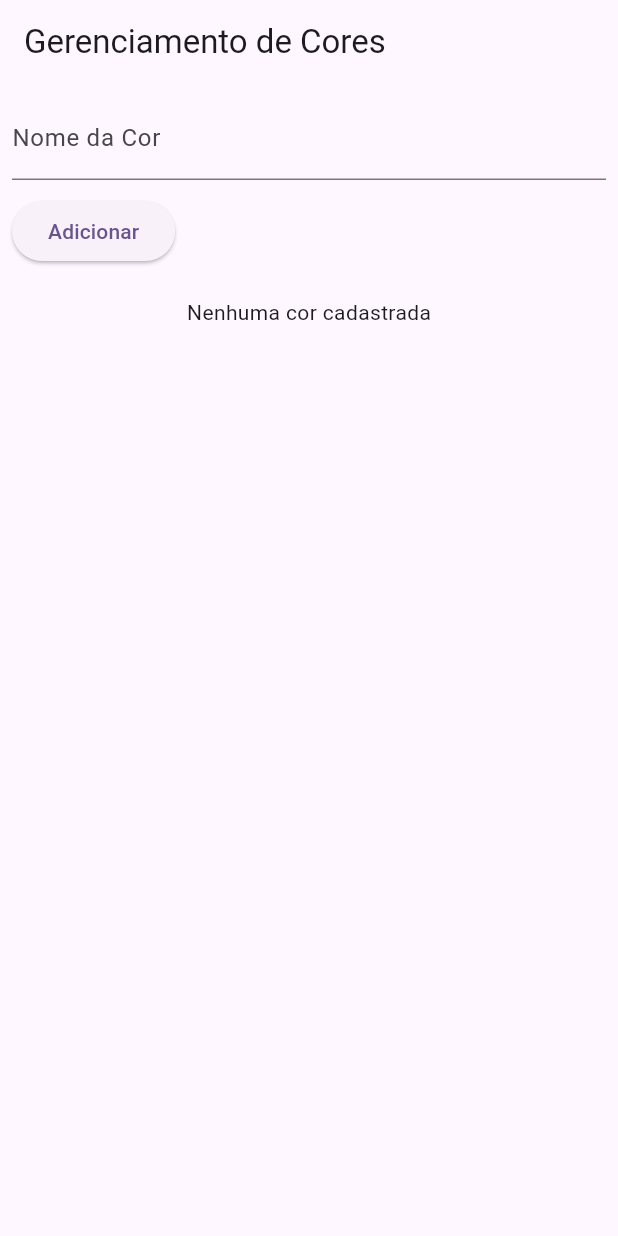
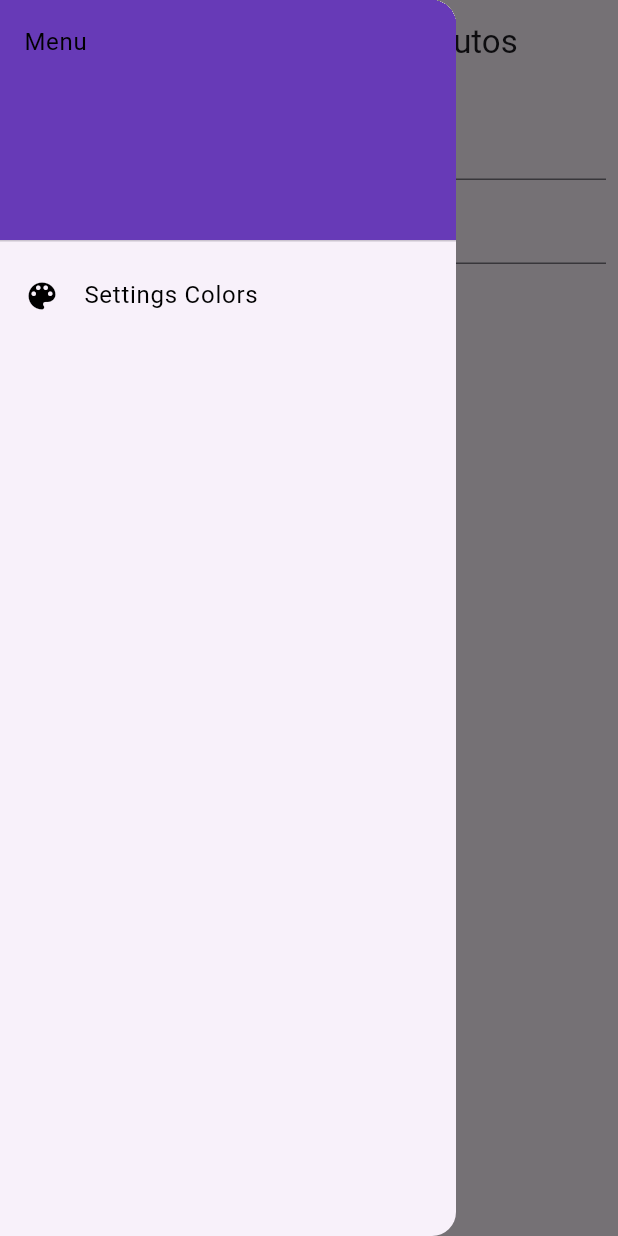
Before and after one commit to Dorcaschagas/drift_orm, a Flutter app: the screen it shows after launch, with the side drawer open (before the commit the screen has no drawer), on a phone screen of 412 x 824 dp. Run offline on Flutter 3.47's test engine with Material 3 defaults, Android fonts, the phone set to English and light mode, and no system bars; our stand-ins replace drift, sqflite; accounts and stored records are empty; generated files the repository leaves out were written again.

Commit message:
produtos acrescentados

```diff
--- a/lib/controller/cor_controller.dart
+++ b/lib/controller/cor/cor_controller.dart
@@ -1,7 +1,7 @@
 import 'package:drift/drift.dart';
 import 'package:flutter/material.dart';
-import '../repository/cor_repository.dart';
-import '../database/app_database.dart';
+import '../../repository/cor/cor_repository.dart';
+import '../../database/app_database.dart';
 
 class CorController {
   final CorRepository _repository;
--- /dev/null
+++ b/lib/controller/produto/produto_controller.dart
@@ -0,0 +1,45 @@
+import 'package:drift_orm/database/app_database.dart';
+import 'package:drift_orm/repository/produto/produto_repository.dart';
+import 'package:flutter/material.dart';
+
+class ProdutoController {
+  final ProdutoRepository _repository;
+  TextEditingController nomeController = TextEditingController();
+  TextEditingController precoController = TextEditingController();
+  int? pkProdutoEdit;
+  int? fkCor;
+
+  ProdutoController(this._repository);
+
+  void limparCampos() {
+    nomeController.clear();
+    precoController.clear();
+  }
+
+  void preencherCampos(Produto produto) {
+    nomeController.text = produto.nome;
+    precoController.text = produto.preco.toString();
+    pkProdutoEdit = produto.pkproduto;
+    fkCor = produto.fkCor;
+  }
+
+  Future<void> addProduto(String nome, double preco, int fkCor) async {
+    final produto = Produto(nome: nome, preco: preco, fkCor: fkCor, pkproduto: 0);
+    await _repository.insertProduto(produto);
+    limparCampos();
+  }
+
+  Future<List<Produto>> fetchProdutos() async {
+    return await _repository.getAllProdutos();
+  }
+
+  Future<void> updateProduto(pkProdutoEdit) async {
+    final produto = Produto(pkproduto: pkProdutoEdit, nome: nomeController.text, preco: double.parse(precoController.text), fkCor: fkCor!);
+    await _repository.updateProduto(produto);
+    limparCampos();
+  }
+
+  Future<void> deleteProduto(int pkproduto) async {
+    await _repository.deleteProduto(pkproduto);
+  }
+}
--- a/lib/database/app_database.dart
+++ b/lib/database/app_database.dart
@@ -2,19 +2,20 @@ import 'dart:io';
 
 import 'package:drift/drift.dart';
 import 'package:drift/native.dart';
+import 'package:drift_orm/dto/produto/produto_dto.dart';
 import 'package:path_provider/path_provider.dart';
 import 'package:sqflite/sqflite.dart' as sqflite;
 import 'package:path/path.dart' as p;
-import '../dto/cor.dart';
+import '../dto/cor/cor.dart';
 
 part 'app_database.g.dart';
 
-@DriftDatabase(tables: [Cores])
+@DriftDatabase(tables: [Cores, Produtos])
 class AppDatabase extends _$AppDatabase {
   AppDatabase() : super(_openConnection());
 
   @override
-  int get schemaVersion => 1;
+  int get schemaVersion => 2;
 }
 
 LazyDatabase _openConnection() {
--- /dev/null
+++ b/lib/dto/produto/produto_dto.dart
@@ -0,0 +1,11 @@
+import 'package:drift/drift.dart';
+
+class Produtos extends Table {
+  IntColumn get pkproduto => integer().autoIncrement()();
+  TextColumn get nome => text().withLength(min: 1, max: 50)();
+  RealColumn get preco => real()();
+
+  // Foreign Key referenciando a tabela de cores
+  IntColumn get fkCor =>
+      integer().customConstraint('REFERENCES cores(pkcor)')();
+}
--- a/lib/main.dart
+++ b/lib/main.dart
@@ -1,4 +1,4 @@
-import 'package:drift_orm/view/cor_view.dart';
+import 'package:drift_orm/view/produto/produto_view.dart';
 import 'package:flutter/material.dart';
 
 void main() {
@@ -16,7 +16,8 @@ class MyApp extends StatelessWidget {
         colorScheme: ColorScheme.fromSeed(seedColor: Colors.deepPurple),
         useMaterial3: true,
       ),
-      home: CorView(),
+      home: const ProdutoView(),
+      // home: CorView(),
     );
   }
 }
--- a/lib/repository/cor_repository.dart
+++ b/lib/repository/cor/cor_repository.dart
@@ -1,4 +1,4 @@
-import '../database/app_database.dart';
+import '../../database/app_database.dart';
 
 class CorRepository {
   final AppDatabase _db;
--- /dev/null
+++ b/lib/repository/produto/produto_repository.dart
@@ -0,0 +1,13 @@
+import 'package:drift_orm/database/app_database.dart';
+
+class ProdutoRepository {
+  final AppDatabase db;
+
+  ProdutoRepository(this.db);
+  Future<List<Produto>> getAllProdutos() => db.select(db.produtos).get();
+  Future insertProduto(Produto produto) => db.into(db.produtos).insert(produto);
+  Future updateProduto(Produto produto) =>
+      db.update(db.produtos).replace(produto);
+  Future deleteProduto(int id) =>
+      (db.delete(db.produtos)..where((tbl) => tbl.pkproduto.equals(id))).go();
+}
--- a/lib/view/cor_view.dart
+++ b/lib/view/cor/cor_view.dart
@@ -1,10 +1,10 @@
 import 'package:flutter/material.dart';
-import '../controller/cor_controller.dart';
-import '../database/app_database.dart';
-import '../repository/cor_repository.dart';
+import '../../controller/cor/cor_controller.dart';
+import '../../database/app_database.dart';
+import '../../repository/cor/cor_repository.dart';
 
 class CorView extends StatefulWidget {
-  const CorView({Key? key}) : super(key: key);
+  const CorView({super.key});
 
   @override
   _CorViewState createState() => _CorViewState();
--- /dev/null
+++ b/lib/view/menu/menu_app.dart
@@ -0,0 +1,40 @@
+import 'package:drift_orm/view/cor/cor_view.dart';
+import 'package:flutter/foundation.dart';
+import 'package:flutter/material.dart';
+
+class MenuApp extends StatelessWidget {
+  const MenuApp({super.key});
+
+  @override
+  Widget build(BuildContext context) {
+    return Drawer(
+      child: ListView(
+        padding: EdgeInsets.zero,
+        children: <Widget>[
+          const DrawerHeader(
+            decoration: BoxDecoration(color: Colors.deepPurple),
+            child: Text(
+              "Menu",
+              style: TextStyle(color: Colors.black),
+            ),
+          ),
+          ListTile(
+            leading: const Icon(
+              Icons.color_lens,
+              color: Colors.black,
+            ),
+            title: const Text(
+              "Settings Colors",
+              style: TextStyle(color: Colors.black),
+            ),
+            onTap: (){
+              Navigator.push(context, MaterialPageRoute(builder:(context) {
+                return const CorView();
+              },));
+            },
+          ),
+        ],
+      ),
+    );
+  }
+}
--- /dev/null
+++ b/lib/view/produto/produto_view.dart
@@ -0,0 +1,158 @@
+// view/produto_view.dart
+import 'package:drift_orm/controller/cor/cor_controller.dart';
+import 'package:drift_orm/controller/produto/produto_controller.dart';
+import 'package:drift_orm/database/app_database.dart';
+import 'package:drift_orm/repository/cor/cor_repository.dart';
+import 'package:drift_orm/repository/produto/produto_repository.dart';
+import 'package:drift_orm/view/menu/menu_app.dart';
+import 'package:flutter/material.dart';
+
+class ProdutoView extends StatefulWidget {
+  const ProdutoView({super.key});
+
+  @override
+  _ProdutoViewState createState() => _ProdutoViewState();
+}
+
+class _ProdutoViewState extends State<ProdutoView> {
+  late final ProdutoController _controller;
+  late final CorController _corController;
+
+  @override
+  void initState() {
+    super.initState();
+    final db = AppDatabase();
+    _controller = ProdutoController(ProdutoRepository(db));
+    _corController = CorController(CorRepository(db));
+    _controller.fetchProdutos();
+    _corController.fetchCores();
+  }
+
+  @override
+  void dispose() {
+    _controller.nomeController.dispose();
+    _controller.precoController.dispose();
+    super.dispose();
+  }
+
+  @override
+  Widget build(BuildContext context) {
+    return Scaffold(
+      appBar: AppBar(
+        title: const Text("Gerenciamento de Produtos"),
+      ),
+      drawer: const MenuApp(),
+      body: Padding(
+        padding: const EdgeInsets.all(8.0),
+        child: Column(
+          children: [
+            TextField(
+              controller: _controller.nomeController,
+              decoration: const InputDecoration(labelText: 'Nome do Produto'),
+            ),
+            TextField(
+              controller: _controller.precoController,
+              decoration: const InputDecoration(labelText: 'Preço'),
+              keyboardType: TextInputType.number,
+            ),
+            FutureBuilder<List<Core>>(
+              future: _corController.fetchCores(),
+              builder: (context, snapshot) {
+                if (snapshot.connectionState == ConnectionState.waiting) {
+                  return const CircularProgressIndicator();
+                }
+                if (snapshot.hasError || snapshot.data == null) {
+                  return const Text('Erro ao carregar cores');
+                }
+
+                return DropdownButton<int>(
+                  value: _controller.fkCor,
+                  items: snapshot.data!
+                      .map((cor) => DropdownMenuItem<int>(
+                            value: cor.pkcor,
+                            child: Text(cor.nome),
+                          ))
+                      .toList(),
+                  onChanged: (value) {
+                    setState(() {
+                      _controller.fkCor = value;
+                    });
+                  },
+                  hint: const Text('Selecione uma cor'),
+                );
+              },
+            ),
+            const SizedBox(height: 10),
+            Row(
+              children: [
+                ElevatedButton(
+                  onPressed: () async {
+                    if (_controller.pkProdutoEdit != null) {
+                      await _controller
+                          .updateProduto(_controller.pkProdutoEdit);
+                    } else {
+                      await _controller.addProduto(
+                          _controller.nomeController.text,
+                          double.parse(_controller.precoController.text),
+                          _controller.fkCor!);
+                    }
+                    setState(() {});
+                  },
+                  child: const Text('Salvar'),
+                ),
+              ],
+            ),
+            const SizedBox(height: 20),
+            Expanded(
+              child: FutureBuilder<List<Produto>>(
+                future: _controller.fetchProdutos(),
+                builder: (context, snapshot) {
+                  if (snapshot.connectionState == ConnectionState.waiting) {
+                    return const CircularProgressIndicator();
+                  }
+                  if (snapshot.hasError) {
+                    return const Text('Erro ao carregar produtos');
+                  }
+
+                  final produtos = snapshot.data ?? [];
+
+                  return ListView.builder(
+                    itemCount: produtos.length,
+                    itemBuilder: (context, index) {
+                      final produto = produtos[index];
+
+                      return ListTile(
+                        title: Text('${produto.nome} - ${produto.preco}'),
+                        subtitle: Text('Cor: ${produto.fkCor}'),
+                        trailing: Row(
+                          mainAxisSize: MainAxisSize.min,
+                          children: [
+                            IconButton(
+                              icon: const Icon(Icons.edit),
+                              onPressed: () {
+                                _controller.preencherCampos(produto);
+                                setState(() {});
+                              },
+                            ),
+                            IconButton(
+                              icon: const Icon(Icons.delete),
+                              onPressed: () async {
+                                await _controller
+                                    .deleteProduto(produto.pkproduto);
+                                setState(() {});
+                              },
+                            ),
+                          ],
+                        ),
+                      );
+                    },
+                  );
+                },
+              ),
+            ),
+          ],
+        ),
+      ),
+    );
+  }
+}
```
Also changed, not shown: lib/dto/model.dart (deleted, +0 -16 lines), lib/database/app_database.g.dart, lib/dto/cor/cor.dart (renamed from lib/dto/cor.dart).
